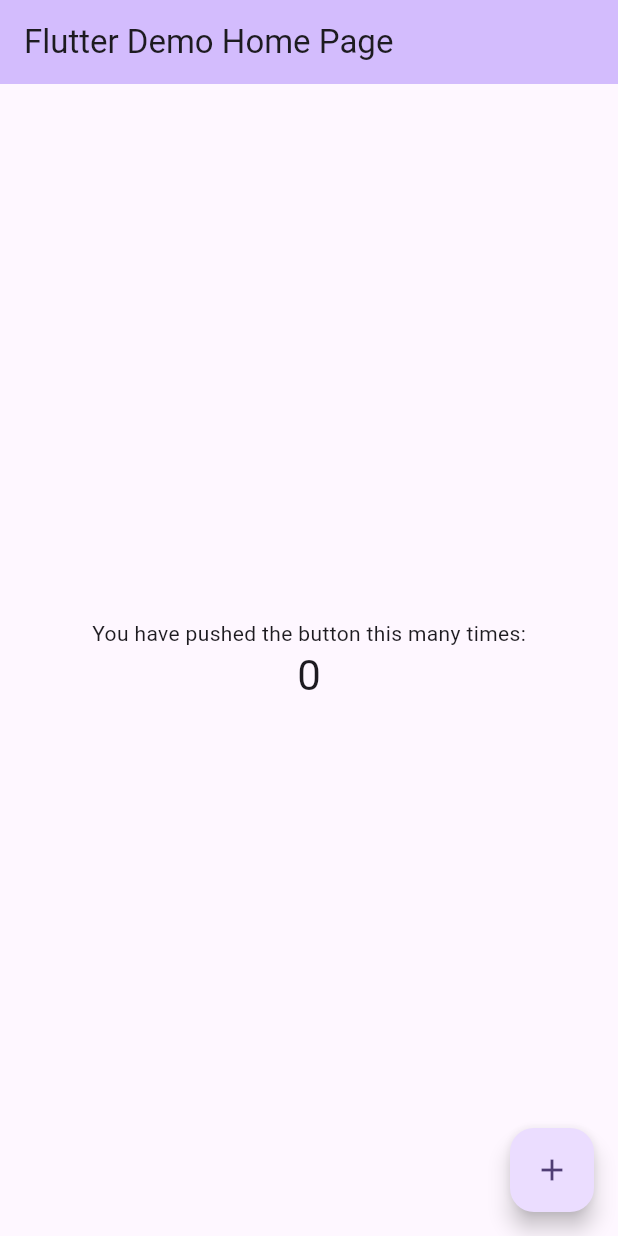
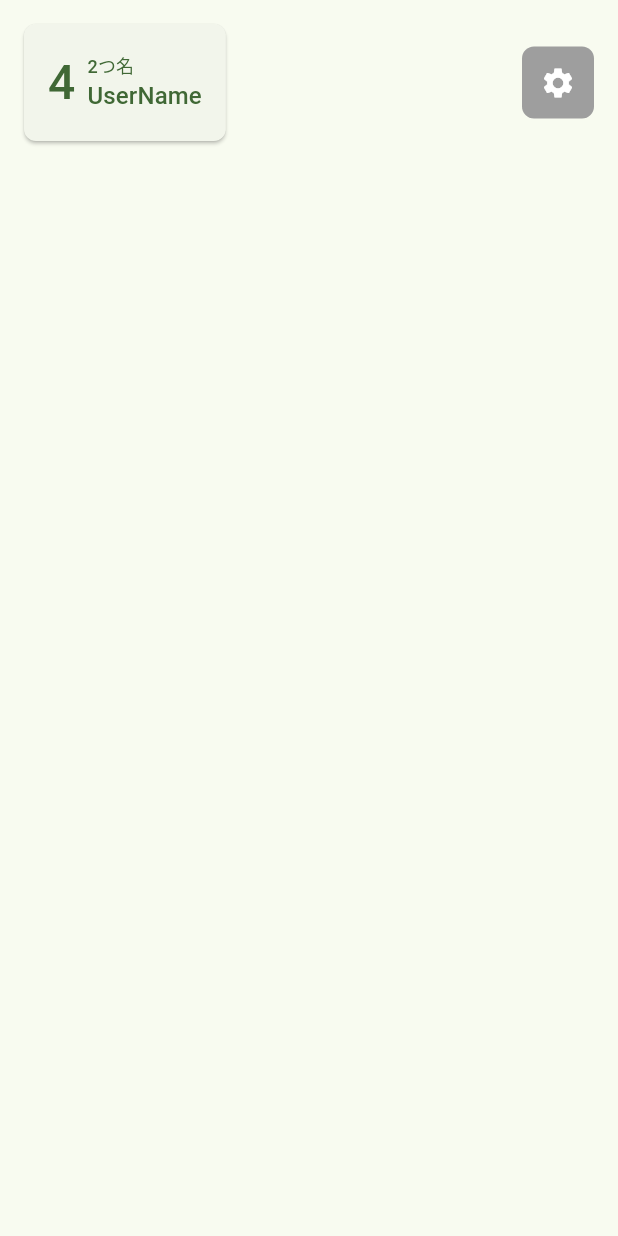
Before and after one commit to kip-i/grofessor, a Flutter app: the screen it shows after launch, on a phone screen of 412 x 824 dp. Run offline on Flutter 3.47's test engine with Material 2 defaults, Android fonts, the phone set to English and light mode, and no system bars.

Commit message:
feat: 側を設置

```diff
--- a/lib/main.dart
+++ b/lib/main.dart
@@ -28,7 +28,7 @@
         //
         // This works for code too, not just values: Most code changes can be
         // tested with just a hot reload.
-        colorScheme: ColorScheme.fromSeed(seedColor: Colors.deepPurple),
+        colorScheme: ColorScheme.fromSeed(seedColor: Color.fromARGB(255, 93, 176, 74)),
         useMaterial3: true,
       ),
       home: const MyHomePage(title: 'Flutter Demo Home Page'),
@@ -77,49 +77,84 @@
     // fast, so that you can just rebuild anything that needs updating rather
     // than having to individually change instances of widgets.
     return Scaffold(
-      appBar: AppBar(
-        // TRY THIS: Try changing the color here to a specific color (to
-        // Colors.amber, perhaps?) and trigger a hot reload to see the AppBar
-        // change color while the other colors stay the same.
-        backgroundColor: Theme.of(context).colorScheme.inversePrimary,
-        // Here we take the value from the MyHomePage object that was created by
-        // the App.build method, and use it to set our appbar title.
-        title: Text(widget.title),
-      ),
-      body: Center(
+
+      body: Column(
         // Center is a layout widget. It takes a single child and positions it
         // in the middle of the parent.
-        child: Column(
-          // Column is also a layout widget. It takes a list of children and
-          // arranges them vertically. By default, it sizes itself to fit its
-          // children horizontally, and tries to be as tall as its parent.
-          //
-          // Column has various properties to control how it sizes itself and
-          // how it positions its children. Here we use mainAxisAlignment to
-          // center the children vertically; the main axis here is the vertical
-          // axis because Columns are vertical (the cross axis would be
-          // horizontal).
-          //
-          // TRY THIS: Invoke "debug painting" (choose the "Toggle Debug Paint"
-          // action in the IDE, or press "p" in the console), to see the
-          // wireframe for each widget.
-          mainAxisAlignment: MainAxisAlignment.center,
-          children: <Widget>[
-            const Text(
-              'You have pushed the button this many times:',
+        children: [
+          Row(
+            mainAxisAlignment: MainAxisAlignment.spaceBetween, // 左右に寄せる
+            children: [
+              _buildNameButton(),
+              _buildSettingButton(),
+            ],
+          ),
+        ],
+      )
+    );
+  }
+
+  @override
+  Widget _buildNameButton() {
+    return Container(
+      margin: EdgeInsets.only(left: 16.0, top: 16.0, bottom: 16.0),
+      child: ElevatedButton(
+        onPressed: () {
+          // ボタンが押されたときの処理を追加
+        },
+        style: ElevatedButton.styleFrom(
+          padding: EdgeInsets.all(16.0), // ボタン内の余白を設定
+          shape: RoundedRectangleBorder(
+            borderRadius: BorderRadius.circular(8.0), // ボタンの角を丸める
+          ),
+        ),
+        child: Row(
+          children: [
+            Text(
+              '4',
+              style: TextStyle(
+                fontSize: 32.0,
+              )
             ),
-            Text(
-              '$_counter',
-              style: Theme.of(context).textTheme.headlineMedium,
+            SizedBox(width: 8.0), // 間隔を挿入
+            Column(
+              crossAxisAlignment: CrossAxisAlignment.start,
+              children: [
+                Text(
+                  '2つ名',
+                  style: TextStyle(
+                    fontSize: 12.0,
+                  ),
+                ),
+                Text(
+                  'UserName',
+                  style: TextStyle(
+                    fontSize: 16.0,
+                  ),
+                ),
+              ],
             ),
           ],
         ),
       ),
-      floatingActionButton: FloatingActionButton(
-        onPressed: _incrementCounter,
-        tooltip: 'Increment',
-        child: const Icon(Icons.add),
-      ), // This trailing comma makes auto-formatting nicer for build methods.
     );
   }
+
+  @override
+  Widget _buildSettingButton() {
+    return Container(
+      margin: EdgeInsets.only(right: 16.0, top: 16.0, bottom: 16.0),
+      decoration: BoxDecoration(
+        color: Colors.grey, // 背景色を灰色に設定
+        borderRadius: BorderRadius.circular(8.0), // 角を丸くする
+      ),
+      child: IconButton(
+        icon: Icon(Icons.settings, color: Colors.white), // アイコンの色を白に設定
+        onPressed: () {
+          // ボタンが押されたときの処理を追加
+        },
+      ),
+    );
+  }
+
 }
```
